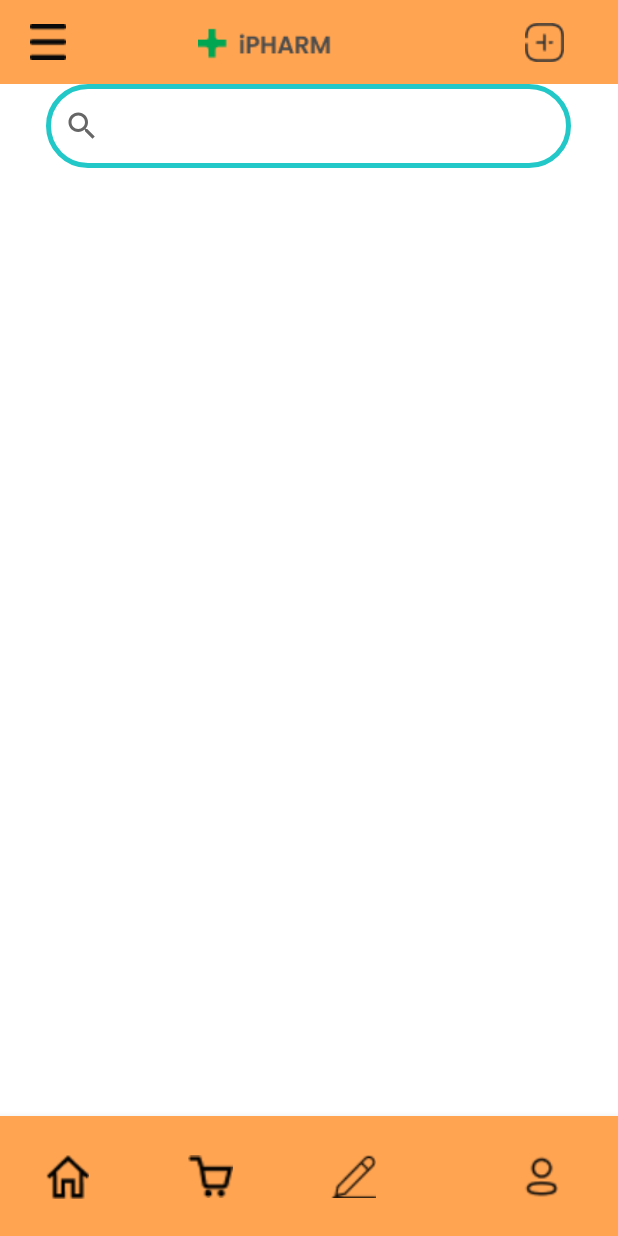
After one commit to solocoode/iPHARM, an Android app: the HomeActivity screen opened directly, with no data from a screen before it, on a phone screen of 412 x 824 dp. The commit adds this screen. Run offline under Robolectric (Android 15) with nearby library versions, the phone set to English and light mode, and no system bars.

Commit message:
second commit

```diff
--- a/app/build.gradle
+++ b/app/build.gradle
@@ -31,6 +31,9 @@ android {
     kotlinOptions {
         jvmTarget = '1.8'
     }
+    buildFeatures {
+        viewBinding true
+    }
 }
 
 dependencies {
@@ -40,6 +43,10 @@ dependencies {
     implementation 'com.google.android.material:material:1.9.0'
     implementation 'androidx.constraintlayout:constraintlayout:2.1.4'
     implementation 'com.google.firebase:firebase-auth:22.0.0'
+    implementation 'androidx.lifecycle:lifecycle-livedata-ktx:2.6.1'
+    implementation 'androidx.lifecycle:lifecycle-viewmodel-ktx:2.6.1'
+    implementation 'androidx.navigation:navigation-fragment-ktx:2.5.3'
+    implementation 'androidx.navigation:navigation-ui-ktx:2.5.3'
     testImplementation 'junit:junit:4.13.2'
     androidTestImplementation 'androidx.test.ext:junit:1.1.5'
     androidTestImplementation 'androidx.test.espresso:espresso-core:3.5.1'
--- a/app/src/main/AndroidManifest.xml
+++ b/app/src/main/AndroidManifest.xml
@@ -11,6 +11,10 @@
         android:supportsRtl="true"
         android:theme="@style/Theme.IPHARM"
         tools:targetApi="31">
+        <activity
+            android:name=".HomeActivity"
+            android:exported="false"
+            android:label="@string/title_activity_home" />
         <activity
             android:name=".SignupActivity"
             android:exported="false" />
--- /dev/null
+++ b/app/src/main/java/com/example/ipharm/HomeActivity.kt
@@ -0,0 +1,11 @@
+package com.example.ipharm
+
+import androidx.appcompat.app.AppCompatActivity
+import android.os.Bundle
+
+class HomeActivity : AppCompatActivity() {
+    override fun onCreate(savedInstanceState: Bundle?) {
+        super.onCreate(savedInstanceState)
+        setContentView(R.layout.activity_home)
+    }
+}
--- a/app/src/main/java/com/example/ipharm/LoginActivity.kt
+++ b/app/src/main/java/com/example/ipharm/LoginActivity.kt
@@ -34,7 +34,7 @@ class LoginActivity : AppCompatActivity() {
         }
 
         tv_tosignup.setOnClickListener {
-            val intent = Intent(this, SignupActivity::class.java)
+            val intent = Intent(this, HomeActivity::class.java)
             startActivity(intent)
             finish()
         }
--- /dev/null
+++ b/app/src/main/res/layout/activity_home.xml
@@ -0,0 +1,128 @@
+<?xml version="1.0" encoding="utf-8"?>
+<androidx.constraintlayout.widget.ConstraintLayout xmlns:android="http://schemas.android.com/apk/res/android"
+    xmlns:app="http://schemas.android.com/apk/res-auto"
+    xmlns:tools="http://schemas.android.com/tools"
+    android:layout_width="fill_parent"
+    android:layout_height="match_parent"
+    tools:context=".HomeActivity">
+
+
+    <androidx.appcompat.widget.Toolbar
+        android:id="@+id/toolbar"
+        android:layout_width="match_parent"
+        android:layout_height="wrap_content"
+        android:background="#FFA451"
+        android:minHeight="?attr/actionBarSize"
+        android:theme="?attr/actionBarTheme"
+        app:layout_constraintEnd_toEndOf="parent"
+        app:layout_constraintStart_toStartOf="parent"
+        app:layout_constraintTop_toTopOf="parent" />
+
+    <ImageView
+        android:id="@+id/btn_menu"
+        android:layout_width="wrap_content"
+        android:layout_height="wrap_content"
+        android:layout_marginStart="20dp"
+        app:layout_constraintBottom_toBottomOf="@+id/toolbar"
+        app:layout_constraintStart_toStartOf="parent"
+        app:layout_constraintTop_toTopOf="parent"
+        app:layout_constraintVertical_bias="0.5"
+        app:srcCompat="@drawable/icon_menu" />
+
+    <ImageView
+        android:id="@+id/img_logo"
+        android:layout_width="wrap_content"
+        android:layout_height="30dp"
+        android:layout_marginStart="88dp"
+        app:layout_constraintBottom_toBottomOf="@+id/toolbar"
+        app:layout_constraintStart_toEndOf="@+id/btn_menu"
+        app:layout_constraintTop_toTopOf="parent"
+        app:layout_constraintVertical_bias="0.545"
+        app:srcCompat="@drawable/logo_ipharm" />
+
+    <ImageView
+        android:id="@+id/btn_addpresc"
+        android:layout_width="wrap_content"
+        android:layout_height="wrap_content"
+        android:layout_marginEnd="20dp"
+        app:layout_constraintBottom_toBottomOf="@+id/toolbar"
+        app:layout_constraintEnd_toEndOf="parent"
+        app:layout_constraintHorizontal_bias="0.879"
+        app:layout_constraintStart_toEndOf="@+id/img_logo"
+        app:layout_constraintTop_toTopOf="parent"
+        app:layout_constraintVertical_bias="0.5"
+        app:srcCompat="@drawable/_icon__add_square_" />
+
+    <SearchView
+        android:id="@+id/searchview"
+        android:layout_width="350dp"
+        android:layout_height="56dp"
+        android:background="@drawable/edt_background"
+        android:queryHint="Search for medicine"
+        app:layout_constraintEnd_toEndOf="parent"
+        app:layout_constraintHorizontal_bias="0.491"
+        app:layout_constraintStart_toStartOf="parent"
+        app:layout_constraintTop_toBottomOf="@+id/toolbar">
+    </SearchView>
+
+    <com.google.android.material.bottomnavigation.BottomNavigationView
+        android:layout_width="match_parent"
+        android:layout_height="80dp"
+        android:background="#FFA451"
+        app:layout_constraintBottom_toBottomOf="parent"
+        app:layout_constraintEnd_toEndOf="parent"
+        app:layout_constraintStart_toStartOf="parent" >
+
+
+        <androidx.constraintlayout.widget.ConstraintLayout
+            android:layout_width="match_parent"
+            android:layout_height="match_parent">
+
+            <ImageView
+                android:id="@+id/btn_home"
+                android:layout_width="30dp"
+                android:layout_height="30dp"
+                android:layout_marginStart="30dp"
+                app:layout_constraintBottom_toBottomOf="parent"
+                app:layout_constraintStart_toStartOf="parent"
+                app:layout_constraintTop_toTopOf="parent"
+                app:srcCompat="@drawable/_icon__home_bold_" />
+
+            <ImageView
+                android:id="@+id/btn_cart"
+                android:layout_width="30dp"
+                android:layout_height="30dp"
+                android:layout_marginLeft="65dp"
+                app:layout_constraintBottom_toBottomOf="parent"
+                app:layout_constraintStart_toEndOf="@+id/btn_home"
+                app:layout_constraintTop_toTopOf="parent"
+                app:srcCompat="@drawable/vector_cart" />
+
+            <ImageView
+                android:id="@+id/btn_prescriptions"
+                android:layout_width="30dp"
+                android:layout_height="30dp"
+                android:layout_marginLeft="65dp"
+                app:layout_constraintBottom_toBottomOf="parent"
+                app:layout_constraintStart_toEndOf="@+id/btn_cart"
+                app:layout_constraintTop_toTopOf="parent"
+                app:srcCompat="@drawable/_icon__pencil_edit_thin_" />
+
+            <ImageView
+                android:id="@+id/btn_profile"
+                android:layout_width="30dp"
+                android:layout_height="30dp"
+                android:layout_marginEnd="30dp"
+                app:layout_constraintBottom_toBottomOf="parent"
+                app:layout_constraintEnd_toEndOf="parent"
+                app:layout_constraintHorizontal_bias="0.945"
+                app:layout_constraintStart_toEndOf="@+id/btn_prescriptions"
+                app:layout_constraintTop_toTopOf="parent"
+                app:srcCompat="@drawable/profile_icon" />
+
+        </androidx.constraintlayout.widget.ConstraintLayout>
+    </com.google.android.material.bottomnavigation.BottomNavigationView>
+
+
+
+</androidx.constraintlayout.widget.ConstraintLayout>
--- /dev/null
+++ b/app/src/main/res/navigation/mobile_navigation.xml
@@ -0,0 +1,25 @@
+<?xml version="1.0" encoding="utf-8"?>
+<navigation xmlns:android="http://schemas.android.com/apk/res/android"
+    xmlns:app="http://schemas.android.com/apk/res-auto"
+    xmlns:tools="http://schemas.android.com/tools"
+    android:id="@+id/mobile_navigation"
+    app:startDestination="@+id/navigation_home">
+
+    <fragment
+        android:id="@+id/navigation_home"
+        android:name="com.example.ipharm.ui.home.HomeFragment"
+        android:label="@string/title_home"
+        tools:layout="@layout/fragment_home" />
+
+    <fragment
+        android:id="@+id/navigation_dashboard"
+        android:name="com.example.ipharm.ui.dashboard.DashboardFragment"
+        android:label="@string/title_dashboard"
+        tools:layout="@layout/fragment_dashboard" />
+
+    <fragment
+        android:id="@+id/navigation_notifications"
+        android:name="com.example.ipharm.ui.notifications.NotificationsFragment"
+        android:label="@string/title_notifications"
+        tools:layout="@layout/fragment_notifications" />
+</navigation>
--- a/app/src/main/res/values/strings.xml
+++ b/app/src/main/res/values/strings.xml
@@ -1,3 +1,7 @@
 <resources>
     <string name="app_name">iPHARM</string>
+    <string name="title_activity_home">HomeActivity</string>
+    <string name="title_home">Home</string>
+    <string name="title_dashboard">Dashboard</string>
+    <string name="title_notifications">Notifications</string>
 </resources>
```
Also changed, not shown: app/src/main/res/drawable/_icon__add_square_.png (added), app/src/main/res/drawable/_icon__home_bold_.png (added), app/src/main/res/drawable/_icon__pencil_edit_thin_.png (added), app/src/main/res/drawable/icon_menu.png (added), app/src/main/res/drawable/logo_ipharm.png (added), app/src/main/res/drawable/profile_icon.png (added), app/src/main/res/drawable/vector_cart.png (added).
